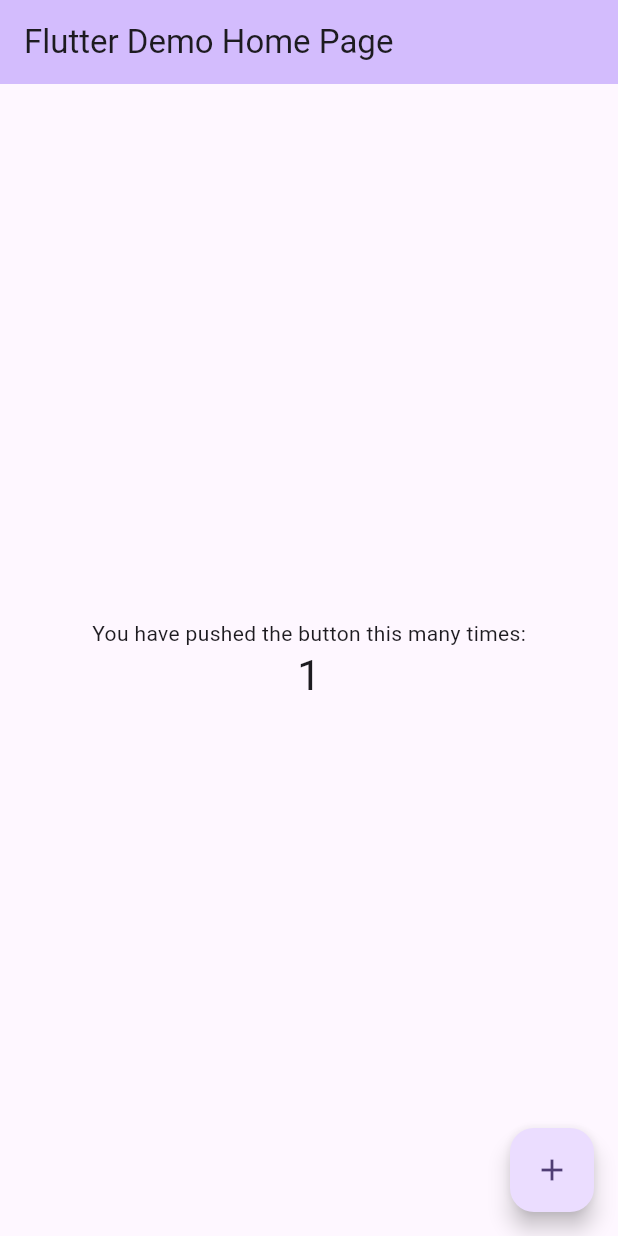
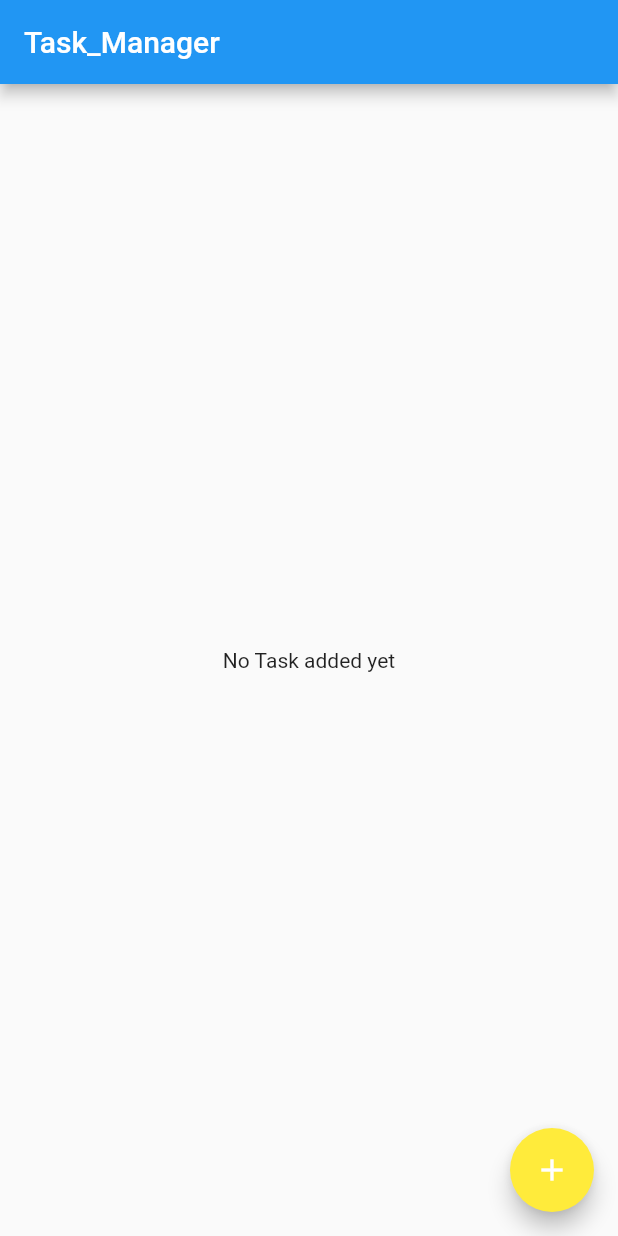
Before and after one commit to playmaker-1103/miniapp, a Flutter app: the screen it shows after launch, after a tap on the "add" icon, on a phone screen of 412 x 824 dp. Run offline on Flutter 3.47's test engine with Material 2 defaults, Android fonts, the phone set to English and light mode, and no system bars; missing offline and left inert: dart:ffi.

```diff
--- a/task_manager/lib/main.dart
+++ b/task_manager/lib/main.dart
@@ -1,125 +1,16 @@
 import 'package:flutter/material.dart';
 
+import './screen/home_screen.dart';
+
 void main() {
-  runApp(const MyApp());
+  runApp(MyApp());
 }
 
 class MyApp extends StatelessWidget {
-  const MyApp({super.key});
-
-  // This widget is the root of your application.
   @override
   Widget build(BuildContext context) {
     return MaterialApp(
-      title: 'Flutter Demo',
-      theme: ThemeData(
-        // This is the theme of your application.
-        //
-        // TRY THIS: Try running your application with "flutter run". You'll see
-        // the application has a blue toolbar. Then, without quitting the app,
-        // try changing the seedColor in the colorScheme below to Colors.green
-        // and then invoke "hot reload" (save your changes or press the "hot
-        // reload" button in a Flutter-supported IDE, or press "r" if you used
-        // the command line to start the app).
-        //
-        // Notice that the counter didn't reset back to zero; the application
-        // state is not lost during the reload. To reset the state, use hot
-        // restart instead.
-        //
-        // This works for code too, not just values: Most code changes can be
-        // tested with just a hot reload.
-        colorScheme: ColorScheme.fromSeed(seedColor: Colors.deepPurple),
-        useMaterial3: true,
-      ),
-      home: const MyHomePage(title: 'Flutter Demo Home Page'),
+      home: Homescreen(),
     );
   }
 }
-
-class MyHomePage extends StatefulWidget {
-  const MyHomePage({super.key, required this.title});
-
-  // This widget is the home page of your application. It is stateful, meaning
-  // that it has a State object (defined below) that contains fields that affect
-  // how it looks.
-
-  // This class is the configuration for the state. It holds the values (in this
-  // case the title) provided by the parent (in this case the App widget) and
-  // used by the build method of the State. Fields in a Widget subclass are
-  // always marked "final".
-
-  final String title;
-
-  @override
-  State<MyHomePage> createState() => _MyHomePageState();
-}
-
-class _MyHomePageState extends State<MyHomePage> {
-  int _counter = 0;
-
-  void _incrementCounter() {
-    setState(() {
-      // This call to setState tells the Flutter framework that something has
-      // changed in this State, which causes it to rerun the build method below
-      // so that the display can reflect the updated values. If we changed
-      // _counter without calling setState(), then the build method would not be
-      // called again, and so nothing would appear to happen.
-      _counter++;
-    });
-  }
-
-  @override
-  Widget build(BuildContext context) {
-    // This method is rerun every time setState is called, for instance as done
-    // by the _incrementCounter method above.
-    //
-    // The Flutter framework has been optimized to make rerunning build methods
-    // fast, so that you can just rebuild anything that needs updating rather
-    // than having to individually change instances of widgets.
-    return Scaffold(
-      appBar: AppBar(
-        // TRY THIS: Try changing the color here to a specific color (to
-        // Colors.amber, perhaps?) and trigger a hot reload to see the AppBar
-        // change color while the other colors stay the same.
-        backgroundColor: Theme.of(context).colorScheme.inversePrimary,
-        // Here we take the value from the MyHomePage object that was created by
-        // the App.build method, and use it to set our appbar title.
-        title: Text(widget.title),
-      ),
-      body: Center(
-        // Center is a layout widget. It takes a single child and positions it
-        // in the middle of the parent.
-        child: Column(
-          // Column is also a layout widget. It takes a list of children and
-          // arranges them vertically. By default, it sizes itself to fit its
-          // children horizontally, and tries to be as tall as its parent.
-          //
-          // Column has various properties to control how it sizes itself and
-          // how it positions its children. Here we use mainAxisAlignment to
-          // center the children vertically; the main axis here is the vertical
-          // axis because Columns are vertical (the cross axis would be
-          // horizontal).
-          //
-          // TRY THIS: Invoke "debug painting" (choose the "Toggle Debug Paint"
-          // action in the IDE, or press "p" in the console), to see the
-          // wireframe for each widget.
-          mainAxisAlignment: MainAxisAlignment.center,
-          children: <Widget>[
-            const Text(
-              'You have pushed the button this many times:',
-            ),
-            Text(
-              '$_counter',
-              style: Theme.of(context).textTheme.headlineMedium,
-            ),
-          ],
-        ),
-      ),
-      floatingActionButton: FloatingActionButton(
-        onPressed: _incrementCounter,
-        tooltip: 'Increment',
-        child: const Icon(Icons.add),
-      ), // This trailing comma makes auto-formatting nicer for build methods.
-    );
-  }
-}
--- /dev/null
+++ b/task_manager/lib/screen/home_screen.dart
@@ -0,0 +1,23 @@
+import 'dart:ffi';
+
+import 'package:flutter/material.dart';
+
+class Homescreen extends StatelessWidget {
+  static const routeName = '/home-screen';
+
+  @override
+  Widget build(BuildContext context) {
+    return Scaffold(
+      appBar: AppBar(title: Text('Task_Manager')),
+      body: Center(child: Text('No Task added yet')),
+      floatingActionButton: FloatingActionButton(
+        child: Icon(
+          Icons.add,
+          color: Colors.white,
+        ),
+        backgroundColor: Colors.yellow,
+        onPressed: () => print('fab pressed'),
+      ),
+    );
+  }
+}
```
Also changed, not shown: 1 other file.
